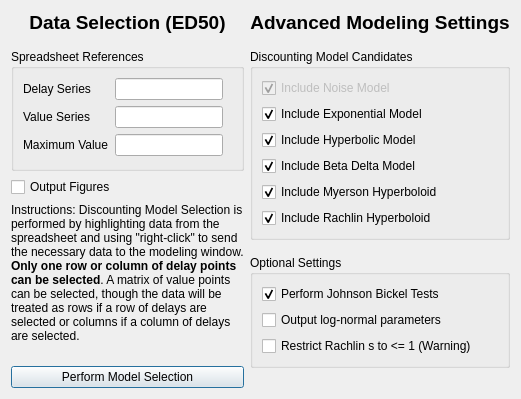
First picture: the form in discountingmodelselectioned50dialog.ui, repository miyamot0/ModelSelectorQt, before the edit.
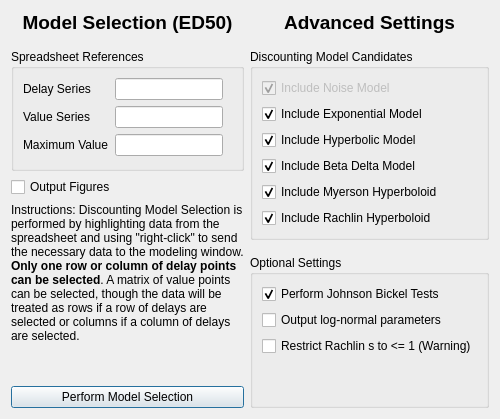
Second picture: the form after the edit.

```diff
--- a/discountingmodelselectioned50dialog.ui
+++ b/discountingmodelselectioned50dialog.ui
@@ -6,8 +6,8 @@
    <rect>
     <x>0</x>
     <y>0</y>
-    <width>602</width>
-    <height>353</height>
+    <width>483</width>
+    <height>392</height>
    </rect>
   </property>
   <property name="windowTitle">
@@ -39,7 +39,7 @@
           </sizepolicy>
          </property>
          <property name="text">
-          <string>&lt;html&gt;&lt;head/&gt;&lt;body&gt;&lt;p&gt;&lt;span style=&quot; font-size:14pt; font-weight:600;&quot;&gt;Data Selection (ED50)&lt;/span&gt;&lt;/p&gt;&lt;/body&gt;&lt;/html&gt;</string>
+          <string>&lt;html&gt;&lt;head/&gt;&lt;body&gt;&lt;p&gt;&lt;span style=&quot; font-size:14pt; font-weight:600;&quot;&gt;Model Selection (ED50)&lt;/span&gt;&lt;/p&gt;&lt;/body&gt;&lt;/html&gt;</string>
          </property>
          <property name="alignment">
           <set>Qt::AlignCenter</set>
@@ -179,7 +179,7 @@
           <bool>true</bool>
          </property>
          <property name="margin">
-          <number>0</number>
+          <number>5</number>
          </property>
         </widget>
        </item>
@@ -197,7 +197,7 @@
        <item>
         <widget class="QLabel" name="TitleAdvancedSettings">
          <property name="sizePolicy">
-          <sizepolicy hsizetype="Minimum" vsizetype="Maximum">
+          <sizepolicy hsizetype="Minimum" vsizetype="Fixed">
            <horstretch>0</horstretch>
            <verstretch>0</verstretch>
           </sizepolicy>
@@ -206,7 +206,7 @@
           <number>1</number>
          </property>
          <property name="text">
-          <string>&lt;html&gt;&lt;head/&gt;&lt;body&gt;&lt;p&gt;&lt;span style=&quot; font-size:14pt; font-weight:600;&quot;&gt;Advanced Modeling Settings&lt;/span&gt;&lt;/p&gt;&lt;/body&gt;&lt;/html&gt;</string>
+          <string>&lt;html&gt;&lt;head/&gt;&lt;body&gt;&lt;p&gt;&lt;span style=&quot; font-size:14pt; font-weight:600;&quot;&gt;Advanced Settings&lt;/span&gt;&lt;/p&gt;&lt;/body&gt;&lt;/html&gt;</string>
          </property>
          <property name="alignment">
           <set>Qt::AlignCenter</set>
@@ -353,22 +353,22 @@
             </property>
            </widget>
           </item>
+          <item>
+           <spacer name="verticalSpacer">
+            <property name="orientation">
+             <enum>Qt::Vertical</enum>
+            </property>
+            <property name="sizeHint" stdset="0">
+             <size>
+              <width>20</width>
+              <height>40</height>
+             </size>
+            </property>
+           </spacer>
+          </item>
          </layout>
         </widget>
        </item>
-       <item>
-        <widget class="QLabel" name="label">
-         <property name="sizePolicy">
-          <sizepolicy hsizetype="Minimum" vsizetype="Preferred">
-           <horstretch>0</horstretch>
-           <verstretch>0</verstretch>
-          </sizepolicy>
-         </property>
-         <property name="text">
-          <string/>
-         </property>
-        </widget>
-       </item>
       </layout>
      </item>
     </layout>
```
